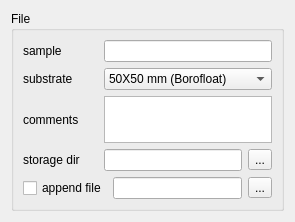
This is gui_design/file.ui in baukekooger/XY_Measurement as Qt 5 draws it before an edit. The edited form follows.
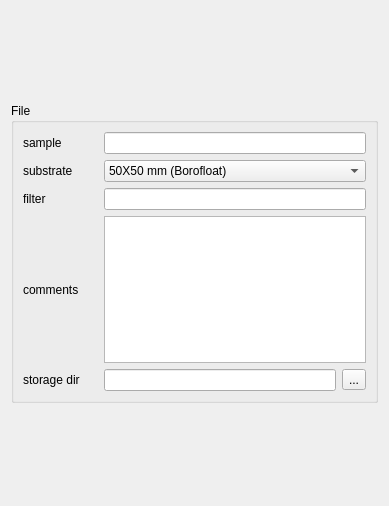
This is the edited form.

The edit to the form file:
```diff
--- a/gui_design/file.ui
+++ b/gui_design/file.ui
@@ -6,15 +6,15 @@
    <rect>
     <x>0</x>
     <y>0</y>
-    <width>268</width>
-    <height>218</height>
+    <width>389</width>
+    <height>506</height>
    </rect>
   </property>
   <property name="windowTitle">
    <string>Form</string>
   </property>
   <layout class="QGridLayout" name="gridLayout_2">
-   <item row="0" column="0">
+   <item row="1" column="0">
     <widget class="QGroupBox" name="groupBox">
      <property name="sizePolicy">
       <sizepolicy hsizetype="Preferred" vsizetype="Fixed">
@@ -38,45 +38,6 @@
       <string>File</string>
      </property>
      <layout class="QGridLayout" name="gridLayout">
-      <item row="2" column="0">
-       <layout class="QHBoxLayout" name="horizontalLayout_2">
-        <item>
-         <widget class="QLabel" name="label_2">
-          <property name="sizePolicy">
-           <sizepolicy hsizetype="Fixed" vsizetype="Preferred">
-            <horstretch>0</horstretch>
-            <verstretch>0</verstretch>
-           </sizepolicy>
-          </property>
-          <property name="minimumSize">
-           <size>
-            <width>75</width>
-            <height>0</height>
-           </size>
-          </property>
-          <property name="text">
-           <string>comments</string>
-          </property>
-         </widget>
-        </item>
-        <item>
-         <widget class="QPlainTextEdit" name="plainTextEdit_comments">
-          <property name="sizePolicy">
-           <sizepolicy hsizetype="Expanding" vsizetype="Expanding">
-            <horstretch>0</horstretch>
-            <verstretch>0</verstretch>
-           </sizepolicy>
-          </property>
-          <property name="minimumSize">
-           <size>
-            <width>0</width>
-            <height>0</height>
-           </size>
-          </property>
-         </widget>
-        </item>
-       </layout>
-      </item>
       <item row="0" column="0">
        <layout class="QHBoxLayout" name="horizontalLayout_3">
         <property name="sizeConstraint">
@@ -151,7 +112,72 @@
         </item>
        </layout>
       </item>
+      <item row="2" column="0">
+       <layout class="QHBoxLayout" name="horizontalLayout_5">
+        <item>
+         <widget class="QLabel" name="label_4">
+          <property name="sizePolicy">
+           <sizepolicy hsizetype="Fixed" vsizetype="Preferred">
+            <horstretch>0</horstretch>
+            <verstretch>0</verstretch>
+           </sizepolicy>
+          </property>
+          <property name="minimumSize">
+           <size>
+            <width>75</width>
+            <height>0</height>
+           </size>
+          </property>
+          <property name="text">
+           <string>filter</string>
+          </property>
+         </widget>
+        </item>
+        <item>
+         <widget class="QLineEdit" name="lineEdit_filter"/>
+        </item>
+       </layout>
+      </item>
       <item row="3" column="0">
+       <layout class="QHBoxLayout" name="horizontalLayout_2">
+        <item>
+         <widget class="QLabel" name="label_2">
+          <property name="sizePolicy">
+           <sizepolicy hsizetype="Fixed" vsizetype="Preferred">
+            <horstretch>0</horstretch>
+            <verstretch>0</verstretch>
+           </sizepolicy>
+          </property>
+          <property name="minimumSize">
+           <size>
+            <width>75</width>
+            <height>0</height>
+           </size>
+          </property>
+          <property name="text">
+           <string>comments</string>
+          </property>
+         </widget>
+        </item>
+        <item>
+         <widget class="QPlainTextEdit" name="plainTextEdit_comments">
+          <property name="sizePolicy">
+           <sizepolicy hsizetype="Expanding" vsizetype="Expanding">
+            <horstretch>0</horstretch>
+            <verstretch>0</verstretch>
+           </sizepolicy>
+          </property>
+          <property name="minimumSize">
+           <size>
+            <width>0</width>
+            <height>0</height>
+           </size>
+          </property>
+         </widget>
+        </item>
+       </layout>
+      </item>
+      <item row="4" column="0">
        <layout class="QHBoxLayout" name="horizontalLayout">
         <item>
          <widget class="QLabel" name="label_3">
@@ -184,31 +210,6 @@
         </item>
        </layout>
       </item>
-      <item row="4" column="0">
-       <layout class="QHBoxLayout" name="horizontalLayout_6">
-        <item>
-         <widget class="QCheckBox" name="checkBox_append_file">
-          <property name="text">
-           <string>append file</string>
-          </property>
-         </widget>
-        </item>
-        <item>
-         <widget class="QLineEdit" name="lineEdit_append_file">
-          <property name="readOnly">
-           <bool>false</bool>
-          </property>
-         </widget>
-        </item>
-        <item>
-         <widget class="QToolButton" name="toolButton_append_file">
-          <property name="text">
-           <string>...</string>
-          </property>
-         </widget>
-        </item>
-       </layout>
-      </item>
      </layout>
     </widget>
    </item>
```
